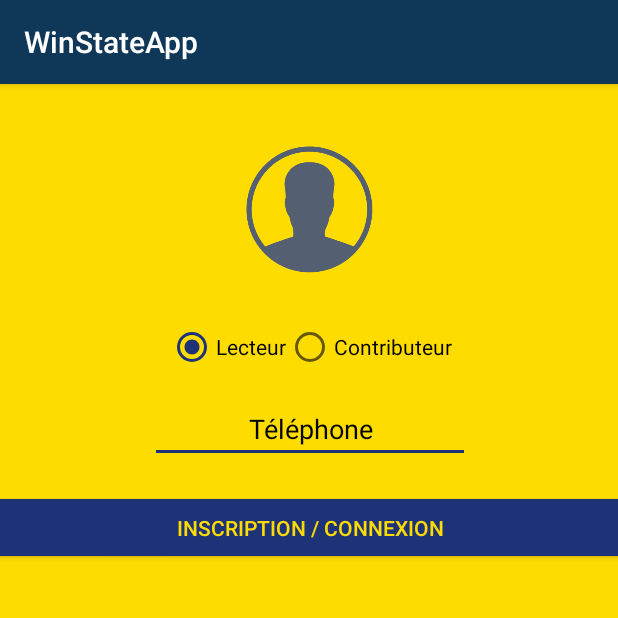
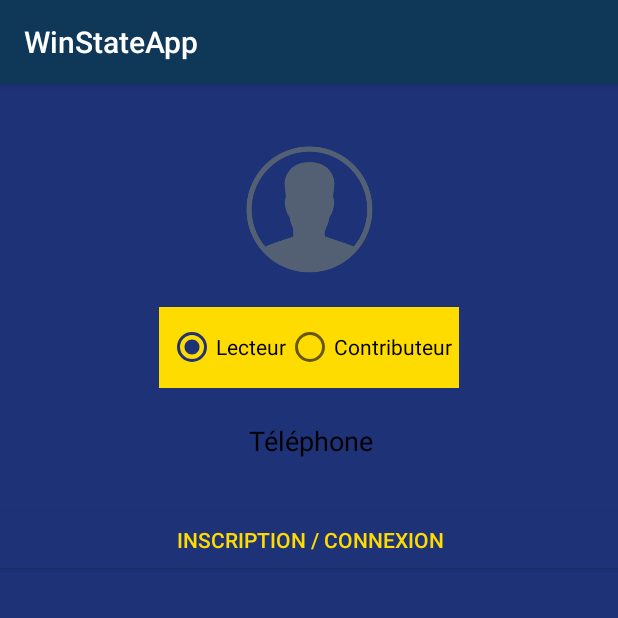
Before and after one commit to Clairehere/WinStateApp, an Android app: the screen it shows after launch (ConnectActivity), on a phone screen of 412 x 824 dp, the top half of it. Run offline under Robolectric (Android 15) with nearby library versions, the phone set to English and light mode, and no system bars; our stand-ins replace Firebase (no records; nobody signed in at launch, a user with empty details on screens opened directly); pictures from the network do not load.

Commit message:
color utilisateur

```diff
--- a/app/src/main/java/com/example/wilder/winstateapp/ConnectActivity.java
+++ b/app/src/main/java/com/example/wilder/winstateapp/ConnectActivity.java
@@ -79,7 +79,11 @@ public class ConnectActivity extends AppCompatActivity {
         RadioGroup radioGroup = findViewById(R.id.radioGroup);
         final RadioButton radioButtonLecteur = findViewById(R.id.rb_lecteur);
         final RadioButton radioButtonContributeur = findViewById(R.id.rb_contributeur);
-
+        final ConstraintLayout cc = findViewById(R.id.cc);
+        btInscript = findViewById(R.id.btInscript);
+        name = findViewById(R.id.etLast);
+        entreprise = findViewById(R.id.etFirst);
+        profile = findViewById(R.id.ivProfile);
 
         radioGroup.setOnCheckedChangeListener(new RadioGroup.OnCheckedChangeListener() {
             @SuppressLint("ResourceAsColor")
@@ -88,6 +92,7 @@ public class ConnectActivity extends AppCompatActivity {
                 if (radioButtonLecteur.isChecked()) {
                     name.setVisibility(View.GONE);
                     entreprise.setVisibility(View.GONE);
+                    cc.setBackgroundDrawable(ContextCompat.getDrawable(ConnectActivity.this, R.drawable.backgroungbleu));
 
 
                 }
@@ -95,15 +100,12 @@ public class ConnectActivity extends AppCompatActivity {
                     name.setVisibility(View.VISIBLE);
                     entreprise.setVisibility(View.VISIBLE);
                     CONTRIBUTEUR = true;
-
+                    cc.setBackgroundDrawable(ContextCompat.getDrawable(ConnectActivity.this, R.drawable.backgroungyellow));
                 }
             }
         });
 
-        btInscript = findViewById(R.id.btInscript);
-        name = findViewById(R.id.etLast);
-        entreprise = findViewById(R.id.etFirst);
-        profile = findViewById(R.id.ivProfile);
+
 
         profile.setOnClickListener(new View.OnClickListener() {
             @Override
--- /dev/null
+++ b/app/src/main/res/drawable-v24/backgroungbleu.xml
@@ -0,0 +1,10 @@
+<?xml version="1.0" encoding="UTF-8"?>
+
+<shape xmlns:android="http://schemas.android.com/apk/res/android"
+    android:shape="rectangle">
+
+    <solid
+        android:color="@color/bleuWin" />
+
+
+</shape>
--- /dev/null
+++ b/app/src/main/res/drawable-v24/backgroungyellow.xml
@@ -0,0 +1,10 @@
+<?xml version="1.0" encoding="UTF-8"?>
+
+<shape xmlns:android="http://schemas.android.com/apk/res/android"
+    android:shape="rectangle">
+
+    <solid
+        android:color="@color/yellowWin" />
+
+
+</shape>
--- a/app/src/main/res/layout/activity_add_article.xml
+++ b/app/src/main/res/layout/activity_add_article.xml
@@ -62,7 +62,7 @@
     <RadioGroup
         android:id="@+id/radioGroup2"
         android:layout_width="wrap_content"
-        android:layout_height="wrap_content"
+        android:layout_height="30dp"
         android:layout_marginTop="8dp"
         android:orientation="horizontal"
         app:layout_constraintTop_toBottomOf="@+id/tv_theme"
--- a/app/src/main/res/layout/activity_connect.xml
+++ b/app/src/main/res/layout/activity_connect.xml
@@ -6,9 +6,23 @@
     android:layout_height="match_parent"
     tools:context=".ConnectActivity"
     android:id="@+id/cc"
-    android:background="@color/yellowWin"
+    android:background="@color/bleuWin"
     >
 
+    <ImageView
+        android:layout_width="200dp"
+        android:layout_height="54dp"
+        android:layout_marginBottom="8dp"
+        android:layout_marginEnd="8dp"
+        android:layout_marginLeft="8dp"
+        android:layout_marginRight="8dp"
+        android:layout_marginStart="8dp"
+        android:layout_marginTop="8dp"
+        android:background="@color/yellowWin"
+        app:layout_constraintBottom_toTopOf="@+id/etTel"
+        app:layout_constraintEnd_toEndOf="parent"
+        app:layout_constraintStart_toStartOf="parent"
+        app:layout_constraintTop_toBottomOf="@+id/ivProfile" />
 
 
     <RadioGroup
@@ -32,7 +46,8 @@
             android:layout_height="wrap_content"
             android:layout_weight="1"
             android:checked="true"
-            android:text="Lecteur" />
+            android:text="Lecteur"
+            android:shadowColor="@color/yellowWin"/>
 
         <RadioButton
             android:id="@+id/rb_contributeur"
@@ -103,7 +118,7 @@
         android:layout_height="wrap_content"
         android:layout_marginEnd="8dp"
         android:layout_marginStart="8dp"
-        android:layout_marginTop="16dp"
+        android:layout_marginTop="24dp"
         android:ems="10"
         android:gravity="center_horizontal"
         android:hint="Téléphone"
```
